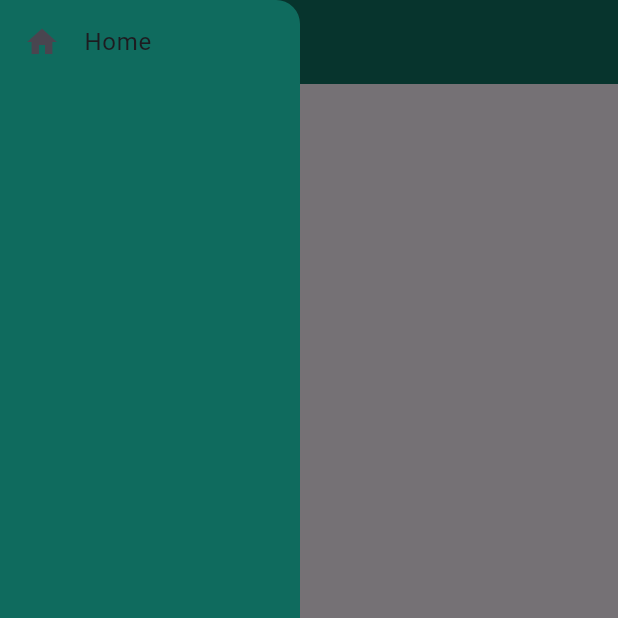
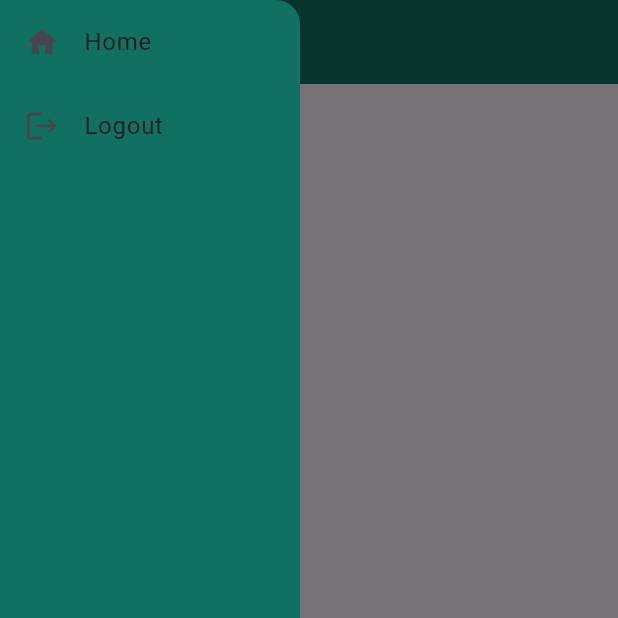
Before and after one commit to Emad-Nasri/pharmacy-app, a Flutter app: the HomePage screen opened directly, with the side drawer open, on a phone screen of 412 x 824 dp, the top half of it. Run offline on Flutter 3.47's test engine with Material 3 defaults, Android fonts, the phone set to English and light mode, and no system bars; our stand-ins replace get.

Commit message:
I added home that take you to home page and logout that take you to login  page

```diff
--- a/lib/components/my_list_tile.dart
+++ b/lib/components/my_list_tile.dart
@@ -1,16 +1,20 @@
 import 'package:flutter/material.dart';
+import 'package:get/get.dart';
 
 class MyListTile extends StatelessWidget {
-  MyListTile({super.key, required this.title, required this.icon});
+  const MyListTile(
+      {super.key, required this.title, required this.icon, required this.page});
+
   final String title;
   final IconData icon;
+  final Widget page;
+
   @override
   Widget build(BuildContext context) {
-    return GestureDetector(
-      child: ListTile(
-        leading: Icon(icon),
-        title: Text(title),
-      ),
+    return ListTile(
+      onTap: () => Get.to(page),
+      leading: Icon(icon),
+      title: Text(title),
     );
   }
 }
--- a/lib/pages/home_page.dart
+++ b/lib/pages/home_page.dart
@@ -1,5 +1,6 @@
 import 'package:flutter/material.dart';
 import 'package:pharmacy_app/components/my_list_tile.dart';
+import 'package:pharmacy_app/pages/login.dart';
 
 class HomePage extends StatelessWidget {
   const HomePage({super.key});
@@ -9,14 +10,25 @@ class HomePage extends StatelessWidget {
     return Scaffold(
       drawer: Drawer(
         width: 200,
-        surfaceTintColor: Colors.black,
         backgroundColor: const Color(0xff107163),
         child: ListView(
-          children: [MyListTile(title: 'Home', icon: Icons.home)],
+          children: const [
+            MyListTile(
+              title: 'Home',
+              icon: Icons.home,
+              page: HomePage(),
+            ),
+            MyListTile(
+              title: 'Logout',
+              icon: Icons.logout,
+              page: LoginPage(),
+            ),
+          ],
         ),
       ),
       appBar: AppBar(
         backgroundColor: const Color(0xff107163),
+        iconTheme: const IconThemeData(color: Colors.white),
       ),
     );
   }
```
Also changed, not shown: 12 other files.
